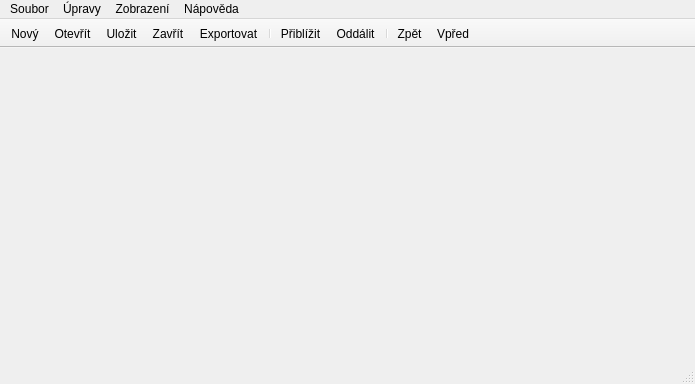
This is mainwindow.ui in alda519/crossdurr as Qt 5 draws it before an edit. The edited form follows.
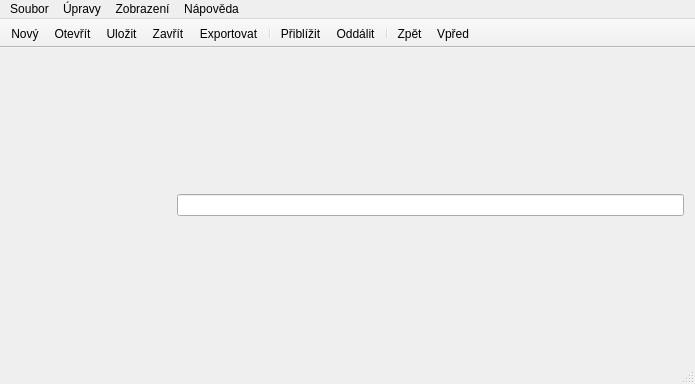
This is the edited form. Icons and pictures are not drawn.

Commit message: bleah adresovani policek

Diff of the .ui file:
```diff
--- a/mainwindow.ui
+++ b/mainwindow.ui
@@ -22,7 +22,11 @@
   <widget class="QWidget" name="centralWidget">
    <layout class="QGridLayout" name="gridLayout">
     <item row="0" column="1">
-     <layout class="QGridLayout" name="fields"/>
+     <layout class="QGridLayout" name="fields">
+      <item row="0" column="0">
+       <widget class="QLineEdit" name="lineEdit"/>
+      </item>
+     </layout>
     </item>
     <item row="0" column="0">
      <widget class="QWidget" name="widget" native="true">
```
Left out of the diff: 2 changed lines with no effect on the pictures. The commit also changes 2 other files.
